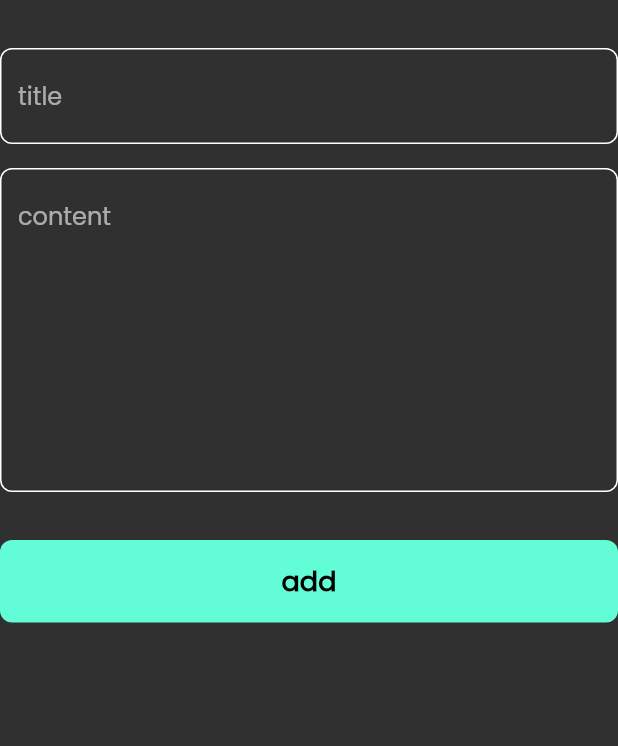
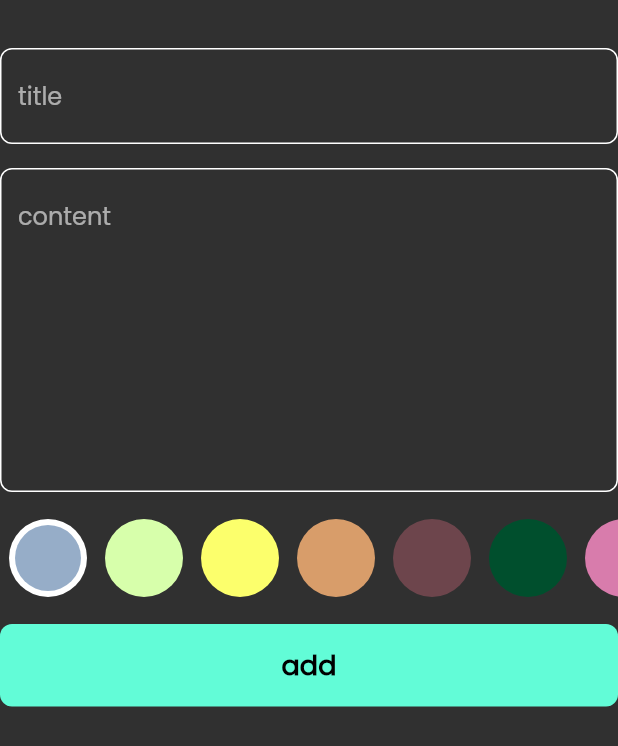
Before and after one commit to MOHAMD-ASHRAF/notes_app, a Flutter app: the AddNotesForm widget shown alone on an empty page, opened directly, on a phone screen of 412 x 824 dp. Shown: the top 746 px of the screen. Run offline on Flutter 3.47's test engine with Material 2 defaults, Android fonts, the phone set to English and light mode, and no system bars; our stand-ins replace bloc, flutter_bloc, font_awesome_flutter, hive, hive_flutter; accounts and stored records are empty.

Commit message:
add color for sheet

```diff
--- a/lib/widget/add_note_form.dart
+++ b/lib/widget/add_note_form.dart
@@ -3,6 +3,7 @@ import 'package:flutter_bloc/flutter_bloc.dart';
 import 'package:intl/intl.dart';
 import 'package:notes_app/cubits/add_%20note_cubit/add_note_cubit.dart';
 import 'package:notes_app/models/note_model.dart';
+import 'package:notes_app/widget/color_list_view.dart';
 import 'package:notes_app/widget/custom_text_feild.dart';
 import 'package:notes_app/widget/custtom_botton.dart';
 
@@ -47,7 +48,11 @@ class _AddNotesFormState extends State<AddNotesForm> {
             maxLine: 8,
           ),
           const SizedBox(
-            height: 32,
+            height: 18,
+          ),
+           const ColorListView(),
+          const SizedBox(
+            height: 18,
           ),
           BlocBuilder<AddNoteCubit, AddNoteState>(
             builder: (context, state) {
--- /dev/null
+++ b/lib/widget/color_list_view.dart
@@ -0,0 +1,69 @@
+import 'package:flutter/material.dart';
+
+class ColorItem extends StatelessWidget {
+  const ColorItem({Key? key, required this.isActive, required this.color}) : super(key: key);
+  final bool isActive;
+  final Color color;
+
+  @override
+  Widget build(BuildContext context) {
+    return isActive ?  CircleAvatar(
+      backgroundColor: Colors.white,
+      radius: 26,
+      child: CircleAvatar(
+        radius: 22,
+        backgroundColor: color
+      ),
+    ) :  CircleAvatar(
+      radius: 26,
+      backgroundColor: color,
+    );
+  }
+}
+
+class ColorListView extends StatefulWidget {
+  const ColorListView({Key? key}) : super(key: key);
+
+  @override
+  State<ColorListView> createState() => _ColorListViewState();
+}
+
+class _ColorListViewState extends State<ColorListView> {
+  int currentIndex = 0;
+  List<Color> colors = const [
+    Color(0xff96adc8),
+    Color(0xffd7ffab),
+    Color(0xfffcff6c),
+    Color(0xffd89d6a),
+    Color(0xff6D454C),
+    Color(0xff004f2d),
+    Color(0xffd87cac),
+    Color(0xfff9b9c3),
+    Color(0xffffda22),
+  ];
+  @override
+  Widget build(BuildContext context) {
+    return SizedBox(
+      height: 26*2,
+      child: ListView.builder(
+          itemCount: colors.length,
+          scrollDirection: Axis.horizontal,
+          itemBuilder:  (context , index){
+            return  Padding(
+              padding: const EdgeInsets.symmetric(horizontal: 6),
+              child: GestureDetector(
+                onTap: (){
+                  currentIndex = index;
+                  setState(() {
+
+                  });
+                },
+                child: ColorItem(
+                  isActive: currentIndex == index, color: colors[index],
+                ),
+              ),
+            );
+          }),
+    );
+  }
+}
```
